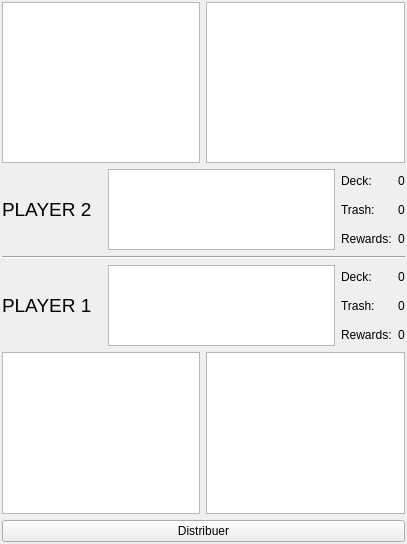
This is board.ui in Latlante/CardsGame as Qt 5 draws it before an edit. The edited form follows.
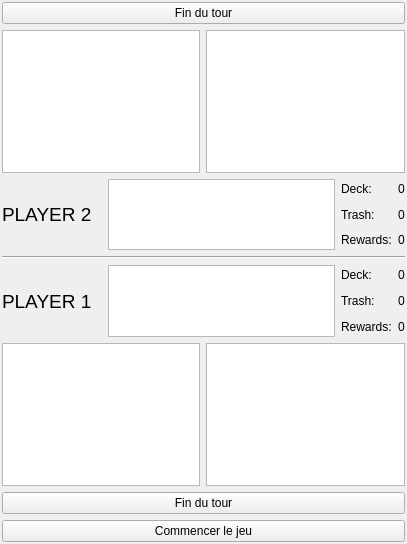
This is the edited form.

Patch:
```diff
--- a/board.ui
+++ b/board.ui
@@ -28,7 +28,14 @@
      <number>2</number>
     </property>
     <item>
-     <layout class="QVBoxLayout" name="layout_PlayerArea_P2" stretch="2,1">
+     <layout class="QVBoxLayout" name="layout_PlayerArea_P2" stretch="0,2,1">
+      <item>
+       <widget class="QPushButton" name="pushButton_EndOfTurn_P2">
+        <property name="text">
+         <string>Fin du tour</string>
+        </property>
+       </widget>
+      </item>
       <item>
        <layout class="QHBoxLayout" name="horizontalLayout_4">
         <item>
@@ -127,7 +134,7 @@
      </widget>
     </item>
     <item>
-     <layout class="QVBoxLayout" name="layout_PlayerArea_P1" stretch="1,2">
+     <layout class="QVBoxLayout" name="layout_PlayerArea_P1" stretch="1,2,0">
       <item>
        <layout class="QHBoxLayout" name="horizontalLayout_2">
         <item>
@@ -216,12 +223,19 @@
         </item>
        </layout>
       </item>
+      <item>
+       <widget class="QPushButton" name="pushButton_EndOfTurn_P1">
+        <property name="text">
+         <string>Fin du tour</string>
+        </property>
+       </widget>
+      </item>
      </layout>
     </item>
     <item>
      <widget class="QPushButton" name="pushButton_DrawCards">
       <property name="text">
-       <string>Distribuer</string>
+       <string>Commencer le jeu</string>
       </property>
      </widget>
     </item>
```
Left out of the diff: 2 changed lines with no effect on the pictures.
